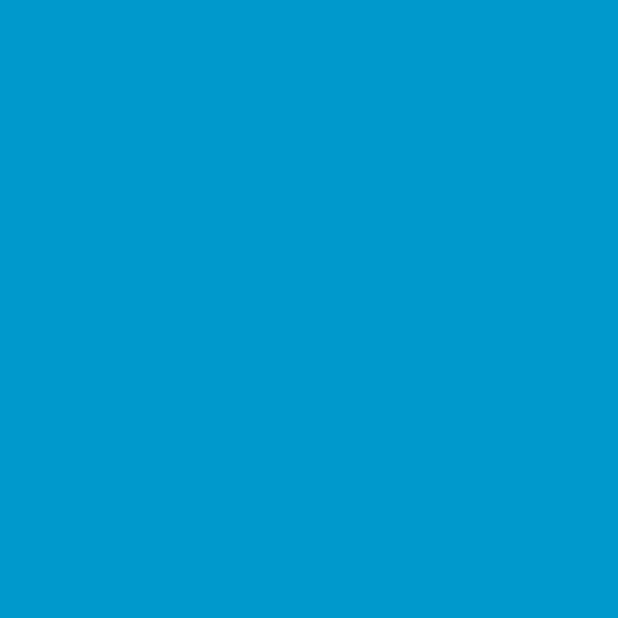
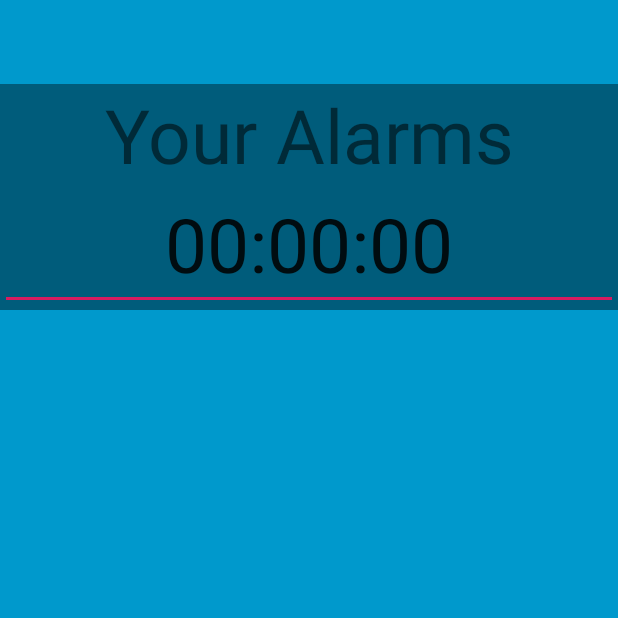
Before and after one commit to ndarand2/ProjFinna, an Android app: the SetTime screen opened directly, with no data from a screen before it, on a phone screen of 412 x 824 dp, the top half of it. Before the commit the part shown is empty. Run offline under Robolectric (Android 15) with nearby library versions, the phone set to English and light mode, and no system bars.

Commit message:
TextClock

```diff
--- a/app/src/main/java/com/example/projfinna/SetTime.java
+++ b/app/src/main/java/com/example/projfinna/SetTime.java
@@ -131,8 +131,8 @@ public class SetTime extends AppCompatActivity {
         if (actionBar != null) {
             actionBar.hide();
         }
-        mControlsView.setVisibility(View.GONE);
-        mVisible = false;
+        mControlsView.setVisibility(View.VISIBLE);
+        mVisible = true;
 
         // Schedule a runnable to remove the status and navigation bar after a delay
         mHideHandler.removeCallbacks(mShowPart2Runnable);
--- a/app/src/main/res/layout/activity_set_time.xml
+++ b/app/src/main/res/layout/activity_set_time.xml
@@ -4,7 +4,9 @@
     android:layout_width="match_parent"
     android:layout_height="match_parent"
     android:background="#0099cc"
-    tools:context=".SetTime">
+    android:visibility="visible"
+    tools:context=".SetTime"
+    tools:visibility="visible">
 
     <!-- The primary full-screen view. This can be replaced with whatever view
          is needed to present your content, e.g. VideoView, SurfaceView,
@@ -17,14 +19,18 @@
         android:keepScreenOn="true"
         android:textColor="#33b5e5"
         android:textSize="50sp"
-        android:textStyle="bold" />
+        android:textStyle="bold"
+        android:visibility="visible"
+        tools:visibility="visible" />
 
     <!-- This FrameLayout insets its children based on system windows using
          android:fitsSystemWindows. -->
     <FrameLayout
         android:layout_width="match_parent"
         android:layout_height="match_parent"
-        android:fitsSystemWindows="true">
+        android:fitsSystemWindows="true"
+        android:visibility="visible"
+        tools:visibility="visible">
 
         <LinearLayout
             android:id="@+id/fullscreen_content_controls"
@@ -34,7 +40,9 @@
             android:layout_gravity="center_horizontal|top"
             android:background="@color/black_overlay"
             android:orientation="vertical"
-            tools:ignore="UselessParent">
+            android:visibility="visible"
+            tools:ignore="UselessParent"
+            tools:visibility="visible">
 
 
             <TextView
@@ -42,7 +50,9 @@
                 android:layout_height="75dp"
                 android:text="Your Alarms"
                 android:textAlignment="center"
-                android:textSize="50dp" />
+                android:textSize="50dp"
+                android:visibility="visible"
+                tools:visibility="visible" />
 
             <EditText
                 android:id="@+id/editText"
@@ -53,6 +63,7 @@
                 android:text="00:00:00"
                 android:textAlignment="center"
                 android:textSize="50dp"
+                android:visibility="visible"
                 tools:visibility="visible" />
         </LinearLayout>
 
```
